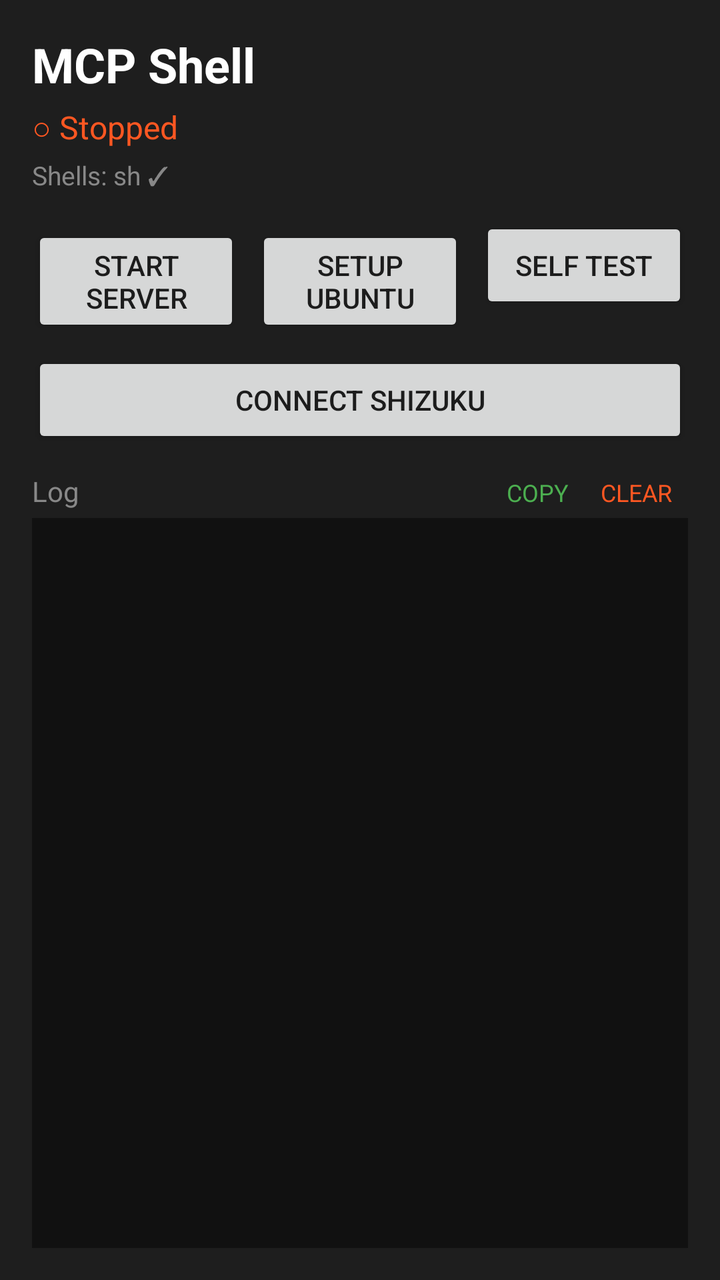
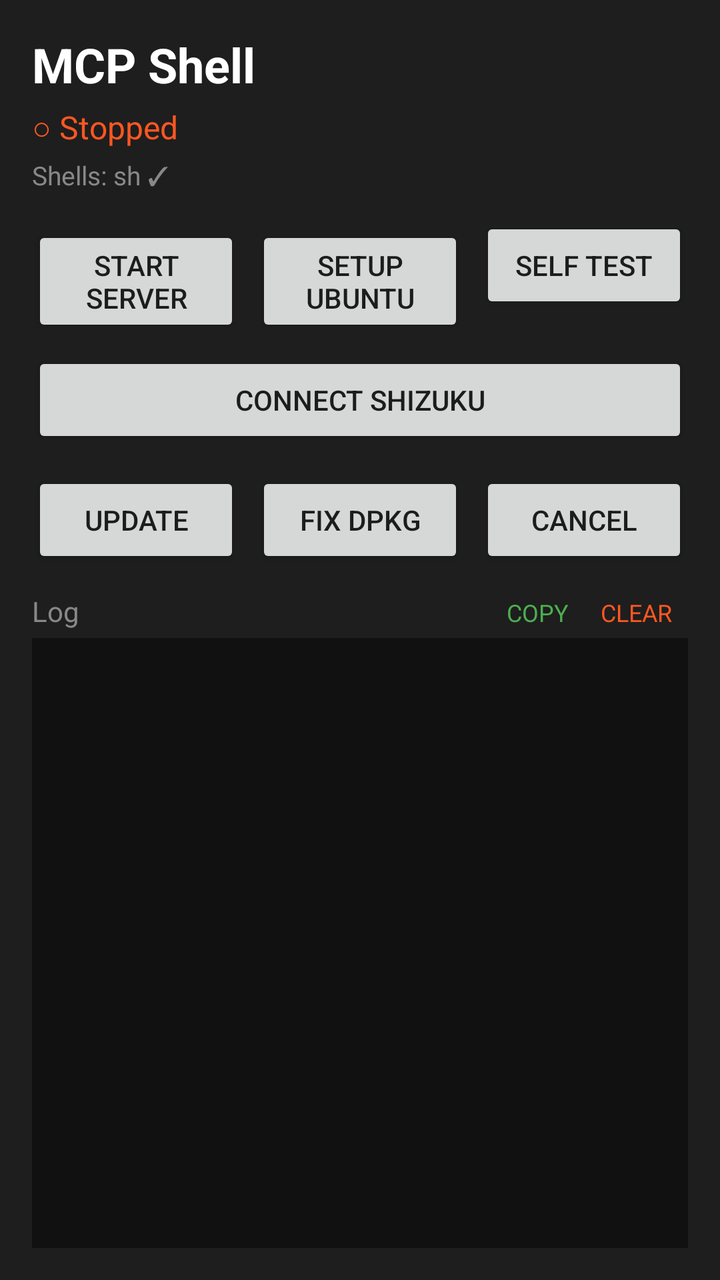

Two renders of the same Android screen: before a commit and after it. Below are the layout's source before the change and the commit's diff.
<!-- AndroidManifest.xml: application theme Theme.McpShell -->
<!-- res/layout/activity_main.xml -->
<?xml version="1.0" encoding="utf-8"?>
<LinearLayout xmlns:android="http://schemas.android.com/apk/res/android"
    android:layout_width="match_parent"
    android:layout_height="match_parent"
    android:orientation="vertical"
    android:padding="16dp"
    android:background="#1E1E1E">

    <TextView
        android:layout_width="wrap_content"
        android:layout_height="wrap_content"
        android:text="MCP Shell"
        android:textSize="24sp"
        android:textColor="#FFFFFF"
        android:textStyle="bold"
        android:layout_marginBottom="4dp" />

    <TextView
        android:id="@+id/statusText"
        android:layout_width="wrap_content"
        android:layout_height="wrap_content"
        android:text="○ Stopped"
        android:textSize="16sp"
        android:textColor="#FF5722"
        android:layout_marginBottom="4dp" />

    <TextView
        android:id="@+id/shellStatus"
        android:layout_width="wrap_content"
        android:layout_height="wrap_content"
        android:text="Shells: sh ✓"
        android:textSize="13sp"
        android:textColor="#888888"
        android:layout_marginBottom="12dp" />

    <LinearLayout
        android:layout_width="match_parent"
        android:layout_height="wrap_content"
        android:orientation="horizontal"
        android:layout_marginBottom="12dp">

        <Button
            android:id="@+id/toggleBtn"
            android:layout_width="0dp"
            android:layout_height="wrap_content"
            android:layout_weight="1"
            android:text="Start Server"
            android:layout_marginEnd="8dp" />

        <Button
            android:id="@+id/setupBtn"
            android:layout_width="0dp"
            android:layout_height="wrap_content"
            android:layout_weight="1"
            android:text="Setup Ubuntu" />

        <Button
            android:id="@+id/testBtn"
            android:layout_width="0dp"
            android:layout_height="wrap_content"
            android:layout_weight="1"
            android:text="Self Test"
            android:layout_marginStart="8dp" />
    </LinearLayout>

    <LinearLayout
        android:layout_width="match_parent"
        android:layout_height="wrap_content"
        android:orientation="horizontal"
        android:layout_marginBottom="12dp">

        <Button
            android:id="@+id/shizukuBtn"
            android:layout_width="0dp"
            android:layout_height="wrap_content"
            android:layout_weight="1"
            android:text="Connect Shizuku" />
    </LinearLayout>

    <LinearLayout
        android:layout_width="match_parent"
        android:layout_height="wrap_content"
        android:orientation="horizontal"
        android:layout_marginBottom="4dp">

        <TextView
            android:layout_width="0dp"
            android:layout_height="wrap_content"
            android:layout_weight="1"
            android:text="Log"
            android:textSize="14sp"
            android:textColor="#888888" />

        <TextView
            android:id="@+id/copyLogsBtn"
            android:layout_width="wrap_content"
            android:layout_height="wrap_content"
            android:text="COPY"
            android:textSize="12sp"
            android:textColor="#4CAF50"
            android:paddingHorizontal="8dp" />

        <TextView
            android:id="@+id/clearLogsBtn"
            android:layout_width="wrap_content"
            android:layout_height="wrap_content"
            android:text="CLEAR"
            android:textSize="12sp"
            android:textColor="#FF5722"
            android:paddingHorizontal="8dp" />
    </LinearLayout>

    <ScrollView
        android:id="@+id/logScroll"
        android:layout_width="match_parent"
        android:layout_height="0dp"
        android:layout_weight="1"
        android:background="#111111"
        android:padding="8dp">

        <TextView
            android:id="@+id/logText"
            android:layout_width="match_parent"
            android:layout_height="wrap_content"
            android:textSize="12sp"
            android:textColor="#CCCCCC"
            android:fontFamily="monospace" />
    </ScrollView>

</LinearLayout>
<!-- resources referenced by this layout -->
<resources>
  <style name="Theme.McpShell" parent="Theme.MaterialComponents.DayNight.NoActionBar">
          <item name="colorPrimary">#4CAF50</item>
          <item name="colorPrimaryVariant">#388E3C</item>
          <item name="colorOnPrimary">#FFFFFF</item>
          <item name="android:windowBackground">#1E1E1E</item>
          <item name="android:statusBarColor">#111111</item>
      </style>
</resources>

<!-- the commit's change to res/layout/activity_main.xml (unified diff, before → after) -->
@@ -81,6 +81,37 @@
         android:layout_width="match_parent"
         android:layout_height="wrap_content"
         android:orientation="horizontal"
+        android:layout_marginBottom="12dp">
+
+        <Button
+            android:id="@+id/updateBtn"
+            android:layout_width="0dp"
+            android:layout_height="wrap_content"
+            android:layout_weight="1"
+            android:text="Update"
+            android:layout_marginEnd="4dp" />
+
+        <Button
+            android:id="@+id/fixDpkgBtn"
+            android:layout_width="0dp"
+            android:layout_height="wrap_content"
+            android:layout_weight="1"
+            android:text="Fix dpkg"
+            android:layout_marginHorizontal="4dp" />
+
+        <Button
+            android:id="@+id/cancelBtn"
+            android:layout_width="0dp"
+            android:layout_height="wrap_content"
+            android:layout_weight="1"
+            android:text="Cancel"
+            android:layout_marginStart="4dp" />
+    </LinearLayout>
+
+    <LinearLayout
+        android:layout_width="match_parent"
+        android:layout_height="wrap_content"
+        android:orientation="horizontal"
         android:layout_marginBottom="4dp">
 
         <TextView
